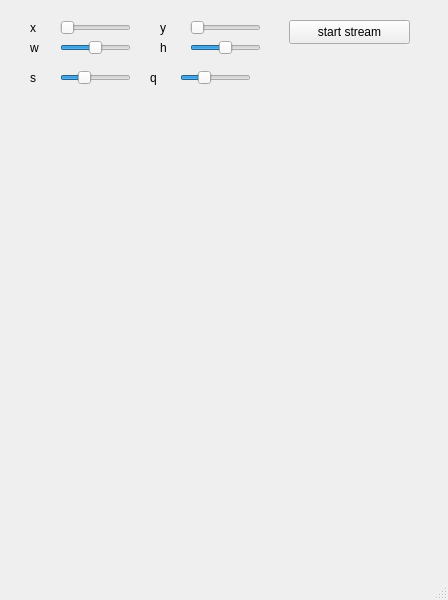
First picture: the form in qtServer/mainwindow.ui, repository ProfBarcelli/screenStreamer, before the edit.
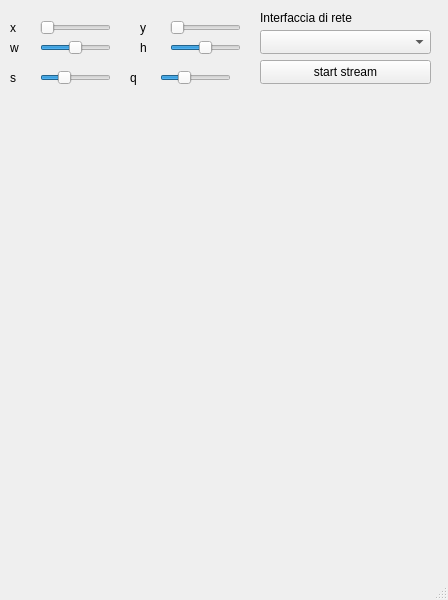
Second picture: the form after the edit.

```diff
--- a/qtServer/mainwindow.ui
+++ b/qtServer/mainwindow.ui
@@ -17,9 +17,9 @@
    <widget class="QPushButton" name="pushButton">
     <property name="geometry">
      <rect>
-      <x>289</x>
-      <y>20</y>
-      <width>121</width>
+      <x>260</x>
+      <y>60</y>
+      <width>171</width>
       <height>24</height>
      </rect>
     </property>
@@ -43,7 +43,7 @@
    <widget class="QLabel" name="label_2">
     <property name="geometry">
      <rect>
-      <x>30</x>
+      <x>10</x>
       <y>20</y>
       <width>21</width>
       <height>16</height>
@@ -56,7 +56,7 @@
    <widget class="QSlider" name="xSlider">
     <property name="geometry">
      <rect>
-      <x>60</x>
+      <x>40</x>
       <y>20</y>
       <width>71</width>
       <height>16</height>
@@ -72,7 +72,7 @@
    <widget class="QSlider" name="ySlider">
     <property name="geometry">
      <rect>
-      <x>190</x>
+      <x>170</x>
       <y>20</y>
       <width>71</width>
       <height>16</height>
@@ -88,7 +88,7 @@
    <widget class="QLabel" name="label_3">
     <property name="geometry">
      <rect>
-      <x>160</x>
+      <x>140</x>
       <y>20</y>
       <width>21</width>
       <height>16</height>
@@ -101,7 +101,7 @@
    <widget class="QSlider" name="wSlider">
     <property name="geometry">
      <rect>
-      <x>60</x>
+      <x>40</x>
       <y>40</y>
       <width>71</width>
       <height>16</height>
@@ -120,7 +120,7 @@
    <widget class="QLabel" name="label_4">
     <property name="geometry">
      <rect>
-      <x>160</x>
+      <x>140</x>
       <y>40</y>
       <width>21</width>
       <height>16</height>
@@ -133,7 +133,7 @@
    <widget class="QLabel" name="label_5">
     <property name="geometry">
      <rect>
-      <x>30</x>
+      <x>10</x>
       <y>40</y>
       <width>21</width>
       <height>16</height>
@@ -146,7 +146,7 @@
    <widget class="QSlider" name="hSlider">
     <property name="geometry">
      <rect>
-      <x>190</x>
+      <x>170</x>
       <y>40</y>
       <width>71</width>
       <height>16</height>
@@ -165,7 +165,7 @@
    <widget class="QLabel" name="label_6">
     <property name="geometry">
      <rect>
-      <x>30</x>
+      <x>10</x>
       <y>70</y>
       <width>21</width>
       <height>16</height>
@@ -178,7 +178,7 @@
    <widget class="QSlider" name="sSlider">
     <property name="geometry">
      <rect>
-      <x>60</x>
+      <x>40</x>
       <y>70</y>
       <width>71</width>
       <height>16</height>
@@ -194,7 +194,7 @@
    <widget class="QSlider" name="qSlider">
     <property name="geometry">
      <rect>
-      <x>180</x>
+      <x>160</x>
       <y>70</y>
       <width>71</width>
       <height>16</height>
@@ -210,7 +210,7 @@
    <widget class="QLabel" name="label_7">
     <property name="geometry">
      <rect>
-      <x>150</x>
+      <x>130</x>
       <y>70</y>
       <width>21</width>
       <height>16</height>
@@ -220,6 +220,29 @@
      <string>q</string>
     </property>
    </widget>
+   <widget class="QComboBox" name="comboBox">
+    <property name="geometry">
+     <rect>
+      <x>260</x>
+      <y>30</y>
+      <width>171</width>
+      <height>24</height>
+     </rect>
+    </property>
+   </widget>
+   <widget class="QLabel" name="label_8">
+    <property name="geometry">
+     <rect>
+      <x>260</x>
+      <y>10</y>
+      <width>101</width>
+      <height>16</height>
+     </rect>
+    </property>
+    <property name="text">
+     <string>Interfaccia di rete</string>
+    </property>
+   </widget>
   </widget>
   <widget class="QMenuBar" name="menubar">
    <property name="geometry">
```
Left out of the diff: 2 changed lines with no effect on the pictures.
